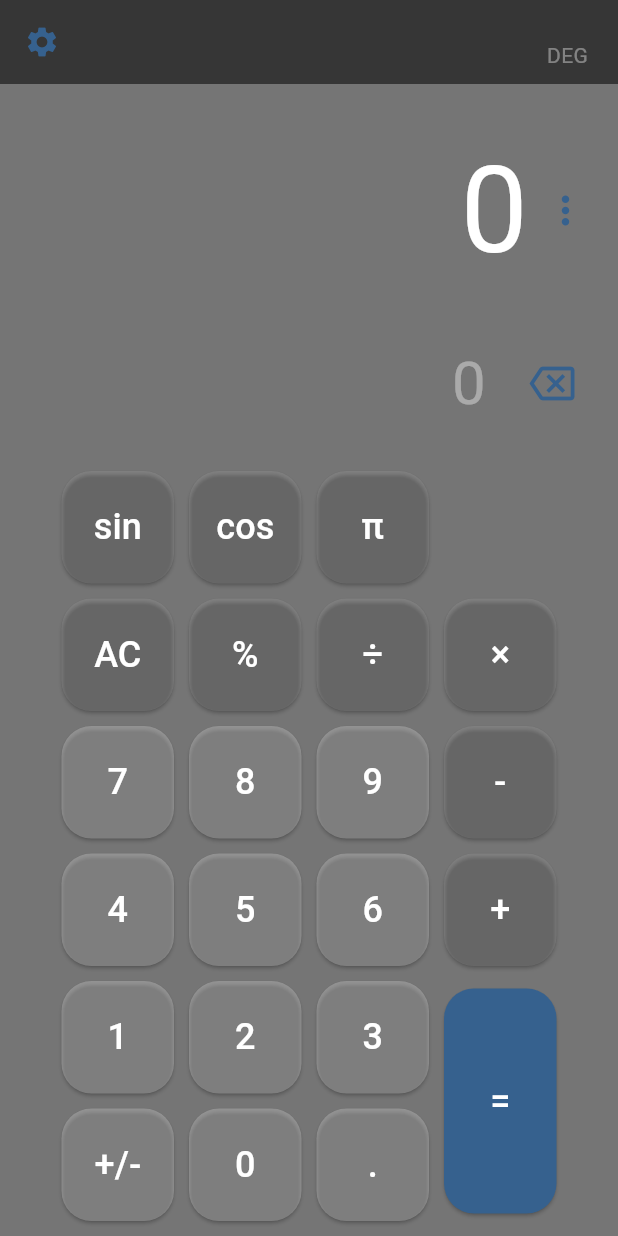
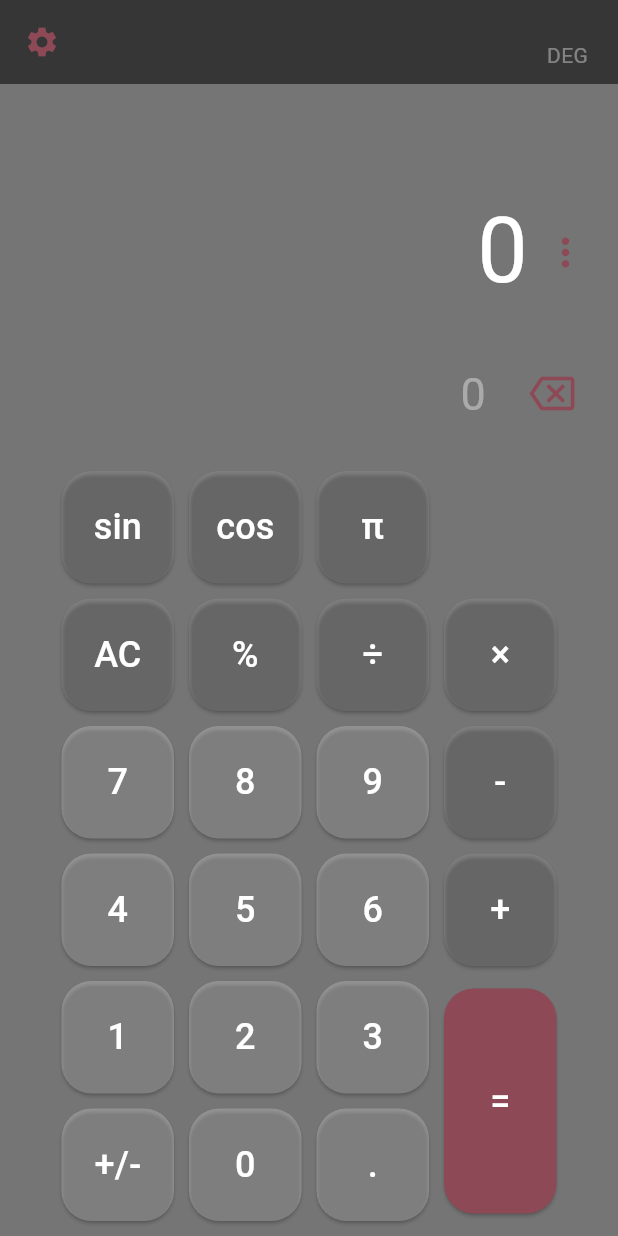
Before and after one commit to Bronx-Science/project-special-calculator-taxulator, a Flutter app: the screen it shows after launch, after a tap on the "backspace" icon, on a phone screen of 412 x 824 dp. Run offline on Flutter 3.47's test engine with Material 2 defaults, Android fonts, the light colour scheme and no system bars; our stand-ins replace math_expressions.

Commit message:
ios improvements

```diff
--- a/lib/calculator_view.dart
+++ b/lib/calculator_view.dart
@@ -17,6 +17,7 @@ class _CalculatorViewState extends State<CalculatorView> {
   String expression = "";
   double equationFontSize = 38.0;
   double resultFontSize = 48.0;
+  final horizontal = ScrollController();
 
   buttonPressed(String buttonText) {
     // used to check if the result contains a decimal
@@ -44,6 +45,16 @@ class _CalculatorViewState extends State<CalculatorView> {
           equation = '-$equation';
         } else {
           equation = equation.substring(1);
+        }
+      } else if (buttonText == "sin" || buttonText == "cos") {
+        if (equation == "0" ||
+            equation.endsWith('+') ||
+            equation.endsWith('÷') ||
+            equation.endsWith('%') ||
+            equation.endsWith('-')) {
+          equation = equation + buttonText;
+        } else {
+          equation = '$buttonText($equation)';
         }
       } else if (buttonText == "=") {
         expression = equation;
@@ -96,7 +107,13 @@ class _CalculatorViewState extends State<CalculatorView> {
             children: [
               Align(
                 alignment: Alignment.bottomRight,
+                child: RawScrollbar(
+                  thumbVisibility: true,
+                  thickness: 4,
+                  controller: horizontal,
                   child: SingleChildScrollView(
+                    reverse: true,
+                    controller: horizontal,
                     scrollDirection: Axis.horizontal,
                     child: Column(
                       crossAxisAlignment: CrossAxisAlignment.end,
@@ -109,9 +126,10 @@ class _CalculatorViewState extends State<CalculatorView> {
                                 child: Text(result,
                                     textAlign: TextAlign.left,
                                     style: const TextStyle(
-                                      color: Colors.white, fontSize: 80))),
+                                        color: Colors.white, fontSize: 60))),
                             Icon(Icons.more_vert,
-                              color: Theme.of(context).primaryColor, size: 30),
+                                color: Theme.of(context).primaryColor,
+                                size: 30),
                             const SizedBox(width: 20),
                           ],
                         ),
@@ -122,7 +140,7 @@ class _CalculatorViewState extends State<CalculatorView> {
                               padding: const EdgeInsets.all(20),
                               child: Text(equation,
                                   style: const TextStyle(
-                                  fontSize: 40,
+                                    fontSize: 30,
                                     color: Colors.white38,
                                   )),
                             ),
@@ -138,6 +156,7 @@ class _CalculatorViewState extends State<CalculatorView> {
                           ],
                         )
                       ],
+                    ),
                   ),
                 ),
               ),
--- a/lib/main.dart
+++ b/lib/main.dart
@@ -13,7 +13,7 @@ class MyApp extends StatelessWidget {
     return MaterialApp(
       title: 'Calculator App',
       theme: ThemeData(
-        colorScheme: ColorScheme.fromSeed(seedColor: Colors.blue),
+        colorScheme: ColorScheme.fromSeed(seedColor: Colors.pink),
         useMaterial3: true,
       ),
       debugShowCheckedModeBanner: false,
```
Also changed, not shown: 2 other files. Lines whose indentation alone changed are shown as unchanged.
